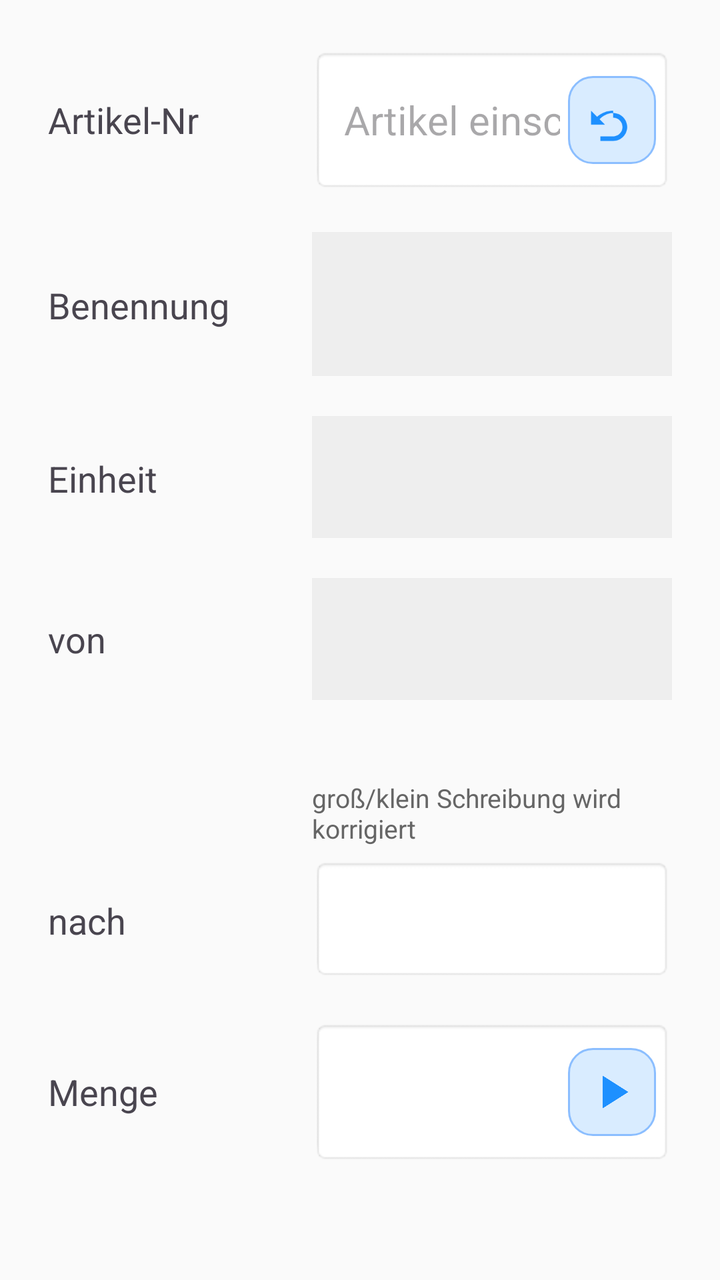
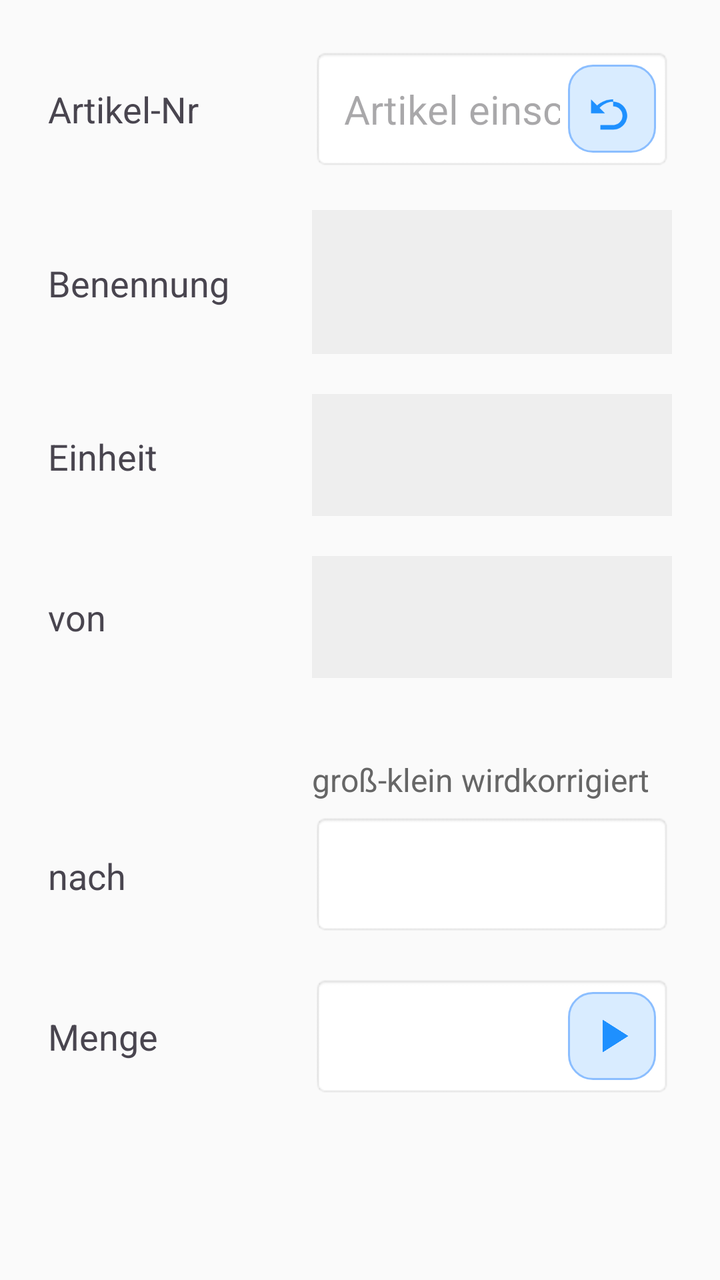

The first picture is an Android layout as it rendered before a commit; the second is the same layout after the commit. The layout source and the unified diff follow.
<!-- AndroidManifest.xml: application theme Theme.BehrouzTest -->
<!-- res/layout/activity_main.xml -->
<?xml version="1.0" encoding="utf-8"?>
<LinearLayout
    xmlns:android="http://schemas.android.com/apk/res/android"
    android:layout_width="match_parent"
    android:layout_height="match_parent"
    android:orientation="vertical"
    android:background="#FAFAFA">

    <ScrollView
        android:layout_width="match_parent"
        android:layout_height="match_parent"
        android:fillViewport="true">

        <LinearLayout
            android:layout_width="match_parent"
            android:layout_height="wrap_content"
            android:orientation="vertical"
            android:padding="24dp">

            
            <LinearLayout
                android:layout_width="match_parent"
                android:layout_height="wrap_content"
                android:orientation="horizontal"
                android:layout_marginBottom="20dp">

                <TextView
                    android:layout_width="120dp"
                    android:layout_height="72dp"
                    android:gravity="center_vertical"
                    android:text="Artikel-Nr"
                    android:textSize="18sp"
                    android:layout_marginEnd="12dp"/>

                
                <FrameLayout
                    android:layout_width="0dp"
                    android:layout_weight="1"
                    android:layout_height="72dp">

                    <EditText
                        android:id="@+id/inputField"
                        android:layout_width="match_parent"
                        android:layout_height="match_parent"
                        android:hint="Artikel einscannen"
                        android:textColor="#000000"
                        android:background="@android:drawable/editbox_background"
                        android:inputType="text"
                        android:importantForAutofill="no"
                        android:paddingStart="16dp"
                        android:paddingTop="16dp"
                        android:paddingBottom="16dp"
                        android:paddingEnd="56dp"
                        android:textSize="20sp"
                        android:imeOptions="actionDone"/>

                    
                    <ImageButton
                        android:id="@+id/clearIconButton"
                        android:layout_width="44dp"
                        android:layout_height="44dp"
                        android:layout_gravity="end|center_vertical"
                        android:layout_marginEnd="8dp"
                        android:background="@drawable/bg_icon_button"
                        android:contentDescription="Neueingabe"
                        android:scaleType="fitCenter"
                        android:src="@drawable/ic_undo"
                        android:padding="8dp"/>
                </FrameLayout>
            </LinearLayout>

            
            <LinearLayout
                android:layout_width="match_parent"
                android:layout_height="wrap_content"
                android:orientation="horizontal"
                android:layout_marginBottom="20dp">

                <TextView
                    android:layout_width="120dp"
                    android:layout_height="72dp"
                    android:gravity="center_vertical"
                    android:text="Benennung"
                    android:textSize="18sp"
                    android:layout_marginEnd="12dp"/>

                <EditText
                    android:id="@+id/nameField"
                    android:layout_width="0dp"
                    android:layout_weight="1"
                    android:layout_height="wrap_content"
                    android:minHeight="72dp"
                    android:inputType="textMultiLine|textNoSuggestions"
                    android:singleLine="false"
                    android:maxLines="3"
                    android:background="#EEEEEE"
                    android:padding="16dp"
                    android:textSize="20sp"
                    android:textColor="#444444"
                    android:focusable="false"
                    android:cursorVisible="false"
                    android:longClickable="false"
                    android:clickable="false"/>
            </LinearLayout>

            
            <LinearLayout
                android:layout_width="match_parent"
                android:layout_height="wrap_content"
                android:orientation="horizontal"
                android:layout_marginBottom="20dp">

                <TextView
                    android:layout_width="120dp"
                    android:layout_height="61dp"
                    android:gravity="center_vertical"
                    android:text="Einheit"
                    android:textSize="18sp"
                    android:layout_marginEnd="12dp"/>

                <EditText
                    android:id="@+id/meField"
                    android:layout_width="0dp"
                    android:layout_weight="1"
                    android:layout_height="61dp"
                    android:background="#EEEEEE"
                    android:padding="16dp"
                    android:textSize="20sp"
                    android:textColor="#444444"
                    android:gravity="center_vertical"
                    android:inputType="textNoSuggestions"
                    android:importantForAutofill="no"
                    android:focusable="false"
                    android:cursorVisible="false"
                    android:longClickable="false"
                    android:clickable="false"/>
            </LinearLayout>

            
            <LinearLayout
                android:layout_width="match_parent"
                android:layout_height="wrap_content"
                android:orientation="horizontal"
                android:layout_marginBottom="40dp">

                <TextView
                    android:layout_width="120dp"
                    android:layout_height="61dp"
                    android:gravity="center_vertical"
                    android:text="von"
                    android:textSize="18sp"
                    android:layout_marginEnd="12dp"/>

                <Spinner
                    android:id="@+id/lagerSpinner"
                    android:layout_width="0dp"
                    android:layout_weight="1"
                    android:layout_height="61dp"
                    android:background="#EEEEEE"
                    android:padding="8dp"
                    android:popupBackground="#BFE3FF" />
            </LinearLayout>

            
            <TextView
                android:layout_width="match_parent"
                android:layout_height="wrap_content"
                android:text="groß/klein Schreibung wird korrigiert"
                android:textSize="13sp"
                android:textColor="#666666"
                android:layout_marginStart="132dp"
                android:layout_marginBottom="6dp" />

            
            <LinearLayout
                android:layout_width="match_parent"
                android:layout_height="wrap_content"
                android:orientation="horizontal"
                android:layout_marginBottom="20dp">

                <TextView
                    android:layout_width="120dp"
                    android:layout_height="61dp"
                    android:gravity="center_vertical"
                    android:text="nach"
                    android:textSize="18sp"
                    android:layout_marginEnd="12dp"/>

                <EditText
                    android:id="@+id/bestandField"
                    android:layout_width="0dp"
                    android:layout_weight="1"
                    android:layout_height="61dp"
                    android:background="@android:drawable/editbox_background"
                    android:padding="16dp"
                    android:textSize="20sp"
                    android:textColor="#000000"
                    android:importantForAutofill="no"
                    android:focusable="true"
                    android:focusableInTouchMode="true"
                    android:inputType="text"
                    android:imeOptions="actionNext"/>
            </LinearLayout>

            
            <LinearLayout
                android:layout_width="match_parent"
                android:layout_height="wrap_content"
                android:orientation="horizontal"
                android:layout_marginBottom="12dp">

                <TextView
                    android:layout_width="120dp"
                    android:layout_height="72dp"
                    android:gravity="center_vertical"
                    android:text="Menge"
                    android:textSize="18sp"
                    android:layout_marginEnd="12dp"/>

                <FrameLayout
                    android:layout_width="0dp"
                    android:layout_weight="1"
                    android:layout_height="72dp">

                    <EditText
                        android:id="@+id/menge"
                        android:layout_width="match_parent"
                        android:layout_height="match_parent"
                        android:background="@android:drawable/editbox_background"
                        android:paddingStart="16dp"
                        android:paddingTop="16dp"
                        android:paddingBottom="16dp"
                        android:paddingEnd="56dp"
                        android:textSize="20sp"
                        android:textColor="#000000"
                        android:importantForAutofill="no"
                        android:focusable="true"
                        android:focusableInTouchMode="true"
                        android:inputType="numberDecimal"
                        android:imeOptions="actionDone"/>

                    <ImageButton
                        android:id="@+id/playButton"
                        android:layout_width="44dp"
                        android:layout_height="44dp"
                        android:layout_gravity="end|center_vertical"
                        android:layout_marginEnd="8dp"
                        android:background="@drawable/bg_icon_button"
                        android:contentDescription="Umbuchung"
                        android:scaleType="fitCenter"
                        android:src="@drawable/ic_play"
                        android:padding="8dp"/>
                </FrameLayout>
            </LinearLayout>

        </LinearLayout>
    </ScrollView>

</LinearLayout>
<!-- resources referenced by this layout -->
<resources>
  <!-- drawable bg_icon_button (drawable) -->
  <?xml version="1.0" encoding="utf-8"?>
  <ripple xmlns:android="http://schemas.android.com/apk/res/android"
      android:color="#33000000">
  
      <item>
          <shape android:shape="rectangle">
              <solid android:color="#D9ECFF"/>
              <corners android:radius="12dp"/>
              <stroke
                  android:width="1dp"
                  android:color="#8BBEFF"/>
          </shape>
      </item>
  
  </ripple>
  <!-- drawable ic_play (drawable) -->
  <?xml version="1.0" encoding="utf-8"?>
  <vector xmlns:android="http://schemas.android.com/apk/res/android"
      android:width="24dp"
      android:height="24dp"
      android:viewportWidth="24"
      android:viewportHeight="24">
  
      
      <path
          android:fillColor="#1E90FF"
          android:pathData="M8,5v14l11,-7z"/>
  </vector>
  <!-- drawable ic_undo (drawable) -->
  <?xml version="1.0" encoding="utf-8"?>
  <vector xmlns:android="http://schemas.android.com/apk/res/android"
      android:width="24dp"
      android:height="24dp"
      android:viewportWidth="24"
      android:viewportHeight="24">
  
      
      <path
          android:fillColor="#1E90FF"
          android:pathData="M12.5,8c-2.65,0 -5.05,0.99 -6.9,2.62L3,8v6h6l-2.32,-2.32C8.2,10.08 10.23,9 12.5,9c3.31,0 6,2.69 6,6s-2.69,6 -6,6H7v-2h5.5c2.21,0 4,-1.79 4,-4s-1.79,-4 -4,-4z"/>
  </vector>
  <style name="Theme.BehrouzTest" parent="Base.Theme.BehrouzTest" />
  <style name="Base.Theme.BehrouzTest" parent="Theme.Material3.DayNight.NoActionBar">
          
          
      </style>
</resources>

<!-- the commit's change to res/layout/activity_main.xml (unified diff, before → after) -->
@@ -26,7 +26,7 @@
 
                 <TextView
                     android:layout_width="120dp"
-                    android:layout_height="72dp"
+                    android:layout_height="61dp"
                     android:gravity="center_vertical"
                     android:text="Artikel-Nr"
                     android:textSize="18sp"
@@ -36,7 +36,7 @@
                 <FrameLayout
                     android:layout_width="0dp"
                     android:layout_weight="1"
-                    android:layout_height="72dp">
+                    android:layout_height="61dp">
 
                     <EditText
                         android:id="@+id/inputField"
@@ -165,8 +165,8 @@
             <TextView
                 android:layout_width="match_parent"
                 android:layout_height="wrap_content"
-                android:text="groß/klein Schreibung wird korrigiert"
-                android:textSize="13sp"
+                android:text="groß-klein wirdkorrigiert"
+                android:textSize="16sp"
                 android:textColor="#666666"
                 android:layout_marginStart="132dp"
                 android:layout_marginBottom="6dp" />
@@ -211,7 +211,7 @@
 
                 <TextView
                     android:layout_width="120dp"
-                    android:layout_height="72dp"
+                    android:layout_height="61dp"
                     android:gravity="center_vertical"
                     android:text="Menge"
                     android:textSize="18sp"
@@ -220,7 +220,7 @@
                 <FrameLayout
                     android:layout_width="0dp"
                     android:layout_weight="1"
-                    android:layout_height="72dp">
+                    android:layout_height="61dp">
 
                     <EditText
                         android:id="@+id/menge"
